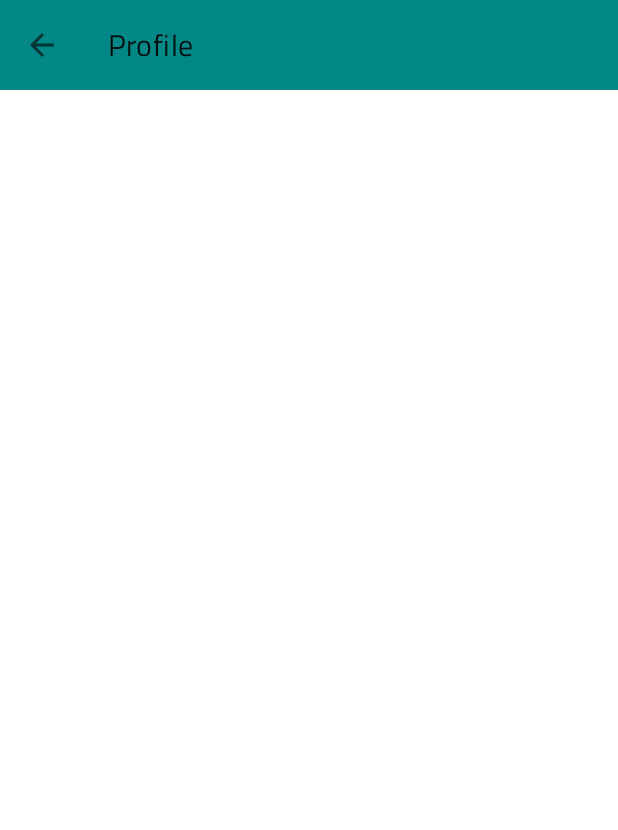
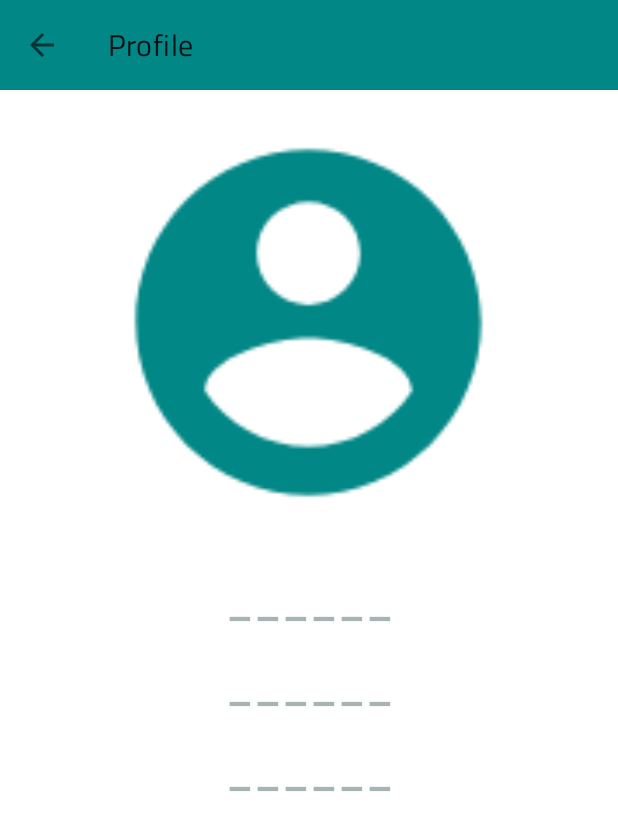
Before and after one commit to tushargoyal420/Attendance-System, an Android app: the screen it shows after launch once a user with an empty profile is signed in (t7_profile), after a tap on "Profile", on a phone screen of 412 x 824 dp. Shown: the top 830 px of the screen. Run offline under Robolectric (Android 15) with nearby library versions, the phone set to English and light mode, and no system bars; our stand-ins replace CircleImageView, Firebase (no records; nobody signed in at launch, a user with empty details on screens opened directly), Picasso; 3 other taps on this screen came first.

Commit message:
Profile page working

```diff
--- a/app/build.gradle
+++ b/app/build.gradle
@@ -43,8 +43,10 @@ dependencies {
     implementation('org.tensorflow:tensorflow-lite:0.0.0-nightly') { changing = true }
     implementation('org.tensorflow:tensorflow-lite-gpu:0.0.0-nightly') { changing = true }
     implementation('org.tensorflow:tensorflow-lite-support:0.0.0-nightly') { changing = true }
+    implementation 'com.squareup.picasso:picasso:2.71828'
 
     implementation 'com.github.Pierry:SimpleToast:v1.7'
+    implementation 'de.hdodenhof:circleimageview:2.2.0'
 
     implementation 'androidx.appcompat:appcompat:1.4.0'
     implementation 'com.google.android.material:material:1.4.0'
@@ -57,6 +59,7 @@ dependencies {
 
     implementation "androidx.drawerlayout:drawerlayout:1.1.1"
     implementation 'com.google.android.material:material:1.4.0'
+    implementation 'com.google.firebase:firebase-storage:20.0.0'
     androidTestImplementation 'androidx.test.ext:junit:1.1.3'
     androidTestImplementation 'androidx.test.espresso:espresso-core:3.4.0'
 
--- a/app/src/main/java/com/example/attendance/MainActivity.java
+++ b/app/src/main/java/com/example/attendance/MainActivity.java
@@ -101,16 +101,12 @@ public class MainActivity extends AppCompatActivity {
             buverify.setOnClickListener(new View.OnClickListener() {
                 @Override
                 public void onClick(View v) {
-
                     double distance=calculate_distance(ori_embedding,test_embedding);
-
                     if(distance<6.0)
                         result_text.setText("Result : Same Faces");
                     else
                         result_text.setText("Result : Different Faces");
-
                 }
-
             });
 
         }
--- a/app/src/main/java/com/example/attendance/t6_dashboard.java
+++ b/app/src/main/java/com/example/attendance/t6_dashboard.java
@@ -9,6 +9,7 @@ import android.util.Log;
 import android.view.MenuItem;
 import android.view.View;
 import android.widget.Button;
+import android.widget.ImageView;
 import android.widget.TextView;
 import android.widget.Toast;
 
@@ -43,14 +44,12 @@ public class t6_dashboard extends AppCompatActivity implements NavigationView.On
     Toolbar tdashboardtoolbar;
     TextView textView;
     private FirebaseAuth fAuth;
-
     //    for camera
-    private Button topencam ,toverify ;
+    private Button topencam ,toverify , tuploadImage;
     private final static int REQUEST_IMAGE_CAPTURE = 124;
     //for face detection
     FirebaseVisionImage image;
     FirebaseVisionFaceDetector detector;
-//    private RecyclerView trecyclerview;
 
     @Override
     protected void onCreate(Bundle savedInstanceState) {
@@ -70,11 +69,18 @@ public class t6_dashboard extends AppCompatActivity implements NavigationView.On
         tdrawerLayout.addDrawerListener(toggle);
         toggle.syncState();
 
-//        to make navigation clickable
         tnavigationView.setNavigationItemSelectedListener(this);
         tnavigationView.setCheckedItem(R.id.nav_dashboard);
 
-// open camera
+        tuploadImage = findViewById(R.id.openver);
+        tuploadImage.setOnClickListener(new View.OnClickListener() {
+            @Override
+            public void onClick(View view) {
+            Log.e("tr", "try");
+            }
+        });
+
+        // open camera
         toverify = findViewById(R.id.openver);
         toverify.setOnClickListener(new View.OnClickListener() {
             @Override
@@ -275,10 +281,10 @@ public class t6_dashboard extends AppCompatActivity implements NavigationView.On
                 startActivity(new Intent(getApplicationContext(), t2_login_signup_choice.class));
                 break;
             }
-            case R.id.nav_setting: {
-                startActivity(new Intent(getApplicationContext(), t8_setting.class));
-                break;
-            }
+//            case R.id.nav_setting: {
+//                startActivity(new Intent(getApplicationContext(), t8_setting.class));
+//                break;
+//            }
             case R.id.nav_profile: {
                 startActivity(new Intent(getApplicationContext(), t7_profile.class));
                 break;
--- a/app/src/main/java/com/example/attendance/t7_profile.java
+++ b/app/src/main/java/com/example/attendance/t7_profile.java
@@ -1,12 +1,31 @@
 package com.example.attendance;
 
+import androidx.annotation.NonNull;
 import androidx.appcompat.app.AppCompatActivity;
 import androidx.appcompat.widget.Toolbar;
 
 import android.os.Bundle;
+import android.widget.ImageView;
+import android.widget.TextView;
+
+import com.example.attendance.model.UserData;
+import com.google.firebase.auth.FirebaseAuth;
+import com.google.firebase.database.DataSnapshot;
+import com.google.firebase.database.DatabaseError;
+import com.google.firebase.database.DatabaseReference;
+import com.google.firebase.database.FirebaseDatabase;
+import com.google.firebase.database.ValueEventListener;
+import com.squareup.picasso.Picasso;
+
+import de.hdodenhof.circleimageview.CircleImageView;
 
 public class t7_profile extends AppCompatActivity {
     private Toolbar tprofile_toolbar;
+    CircleImageView tprofileimage;
+    DatabaseReference ref, DataRef;
+    FirebaseAuth fAuth;
+    private String User;
+    TextView tUserName, tSapid, tEmailAddress;
 
     @Override
     protected void onCreate(Bundle savedInstanceState) {
@@ -16,6 +35,38 @@ public class t7_profile extends AppCompatActivity {
         tprofile_toolbar.setTitle("Profile");
         setSupportActionBar(tprofile_toolbar);
         getSupportActionBar().setDisplayHomeAsUpEnabled(true);
+        fAuth = FirebaseAuth.getInstance();
+        User = fAuth.getCurrentUser().getUid();   //current user
 
+        tUserName= findViewById(R.id.userName);
+        tSapid= findViewById(R.id.sapId);
+        tEmailAddress= findViewById(R.id.email);
+
+        tprofileimage = findViewById(R.id.profileimage);
+
+        LoadUserData();
+    }
+
+    private void LoadUserData() {
+        String CurrentUser= fAuth.getCurrentUser().getUid();
+        DataRef = FirebaseDatabase.getInstance().getReference().child("students").child(CurrentUser);
+        DataRef.addValueEventListener(new ValueEventListener() {
+            @Override
+            public void onDataChange(@NonNull DataSnapshot dataSnapshot) {
+                if (dataSnapshot.exists()) {
+                    UserData user= dataSnapshot.getValue(UserData.class);
+                    Picasso.get().load(user.getImageUri()).into(tprofileimage);
+
+                    tUserName.setText(user.getName());
+                    tSapid.setText(user.getSapId());
+                    tEmailAddress.setText(user.getEmail());
+
+
+
+                }
+            }
+            @Override
+            public void onCancelled(@NonNull DatabaseError databaseError) {}
+        });
     }
 }
--- /dev/null
+++ b/app/src/main/res/drawable/myaccountimageasset_foreground.xml
@@ -0,0 +1,15 @@
+<vector xmlns:android="http://schemas.android.com/apk/res/android"
+    android:width="108dp"
+    android:height="108dp"
+    android:viewportWidth="108"
+    android:viewportHeight="108"
+    android:tint="@color/teal_700">
+  <group android:scaleX="3.3147"
+      android:scaleY="3.3147"
+      android:translateX="14.2236"
+      android:translateY="14.2236">
+    <path
+        android:fillColor="@android:color/white"
+        android:pathData="M12,2C6.48,2 2,6.48 2,12s4.48,10 10,10 10,-4.48 10,-10S17.52,2 12,2zM12,5c1.66,0 3,1.34 3,3s-1.34,3 -3,3 -3,-1.34 -3,-3 1.34,-3 3,-3zM12,19.2c-2.5,0 -4.71,-1.28 -6,-3.22 0.03,-1.99 4,-3.08 6,-3.08 1.99,0 5.97,1.09 6,3.08 -1.29,1.94 -3.5,3.22 -6,3.22z"/>
+  </group>
+</vector>
--- a/app/src/main/res/layout/t6_dashboard.xml
+++ b/app/src/main/res/layout/t6_dashboard.xml
@@ -41,6 +41,8 @@
                 android:gravity="center"
                 android:orientation="vertical">
 
+
+
                 <Button
                     android:id="@+id/opencam"
                     android:layout_width="wrap_content"
@@ -64,7 +66,7 @@
                     android:paddingTop="20dp"
                     android:paddingRight="40dp"
                     android:paddingBottom="20dp"
-                    android:text="Open camera"
+                    android:text="Verify face"
                     android:textAllCaps="false"
                     android:textSize="28sp"
                     app:cornerRadius="25dp" />
--- a/app/src/main/res/layout/t7_profile.xml
+++ b/app/src/main/res/layout/t7_profile.xml
@@ -24,6 +24,61 @@
                 android:background="@color/teal_700"
                 app:buttonGravity="center_vertical"
             />
+            <LinearLayout
+                android:layout_width="match_parent"
+                android:layout_height="wrap_content"
+                android:orientation="vertical"
+                android:gravity="center"
+                >
+            <de.hdodenhof.circleimageview.CircleImageView
+                android:layout_marginTop="30dp"
+                android:layout_marginBottom="30dp"
+                android:id="@+id/profileimage"
+                android:layout_width="250dp"
+                android:layout_height="250dp"
+                android:contentDescription="userprofileimage"
+                android:src="@mipmap/myaccountimageasset" />
+
+                <TextView
+                    android:paddingTop="10dp"
+                    android:id="@+id/userName"
+                    android:layout_width="match_parent"
+                    android:layout_height="wrap_content"
+                    android:gravity="center"
+                    android:hint="@string/loading"
+                    android:padding="5dp"
+                    android:textColor="@color/teal_700"
+                    android:textColorHint="#77455D5C"
+                    android:textSize="30sp"
+                    android:textAllCaps="true"
+                    android:textStyle="bold" />
+                <TextView
+                    android:paddingTop="10dp"
+                    android:id="@+id/sapId"
+                    android:layout_width="match_parent"
+                    android:layout_height="wrap_content"
+                    android:gravity="center"
+                    android:hint="@string/loading"
+                    android:padding="5dp"
+                    android:textColor="@color/teal_700"
+                    android:textColorHint="#77455D5C"
+                    android:textSize="30sp"
+                    android:textStyle="bold" />
+                <TextView
+                    android:paddingTop="10dp"
+                    android:id="@+id/email"
+                    android:layout_width="match_parent"
+                    android:layout_height="wrap_content"
+                    android:gravity="center"
+                    android:hint="@string/loading"
+                    android:padding="5dp"
+                    android:textColor="@color/teal_700"
+                    android:textColorHint="#77455D5C"
+                    android:textSize="30sp"
+                    android:textStyle="bold" />
+
+
+            </LinearLayout>
     </LinearLayout>
     </ScrollView>
 
--- /dev/null
+++ b/app/src/main/res/mipmap-anydpi-v26/myaccountimageasset.xml
@@ -0,0 +1,5 @@
+<?xml version="1.0" encoding="utf-8"?>
+<adaptive-icon xmlns:android="http://schemas.android.com/apk/res/android">
+    <background android:drawable="@color/myaccountimageasset_background"/>
+    <foreground android:drawable="@drawable/myaccountimageasset_foreground"/>
+</adaptive-icon>
--- a/app/src/main/res/values/colors.xml
+++ b/app/src/main/res/values/colors.xml
@@ -10,4 +10,6 @@
     <color name="colorPrimary">#6200EE</color>
     <color name="colorPrimaryDark">#3700B3</color>
     <color name="colorAccent">#03DAC5</color>
+    <color name="myaccountimageasset_background">#FFFFFF</color>
+
 </resources>
--- a/app/src/main/res/values/strings.xml
+++ b/app/src/main/res/values/strings.xml
@@ -27,6 +27,7 @@
     <string name="faculty">Faculty</string>
     <string name="enter_your_college_email_address">Enter your College email address</string>
     <string name="enter_your_name">Enter your name</string>
+    <string name="loading">______</string>
 
 
 </resources>
```
Also changed, not shown: app/src/main/java/com/example/attendance/LoginSystem/t4_signup.java (+93 -15 lines), app/src/main/java/com/example/attendance/model/UserData.java (added, +51 -0 lines), app/src/main/res/layout/t4_signup.xml (+24 -5 lines), app/src/main/res/menu/main_menu.xml (+13 -13 lines), app/src/main/res/mipmap-hdpi/myaccountimageasset.png (added), app/src/main/res/mipmap-mdpi/myaccountimageasset.png (added), app/src/main/res/mipmap-xhdpi/myaccountimageasset.png (added), app/src/main/res/mipmap-xxhdpi/myaccountimageasset.png (added), app/src/main/res/mipmap-xxxhdpi/myaccountimageasset.png (added), 1 other file.
